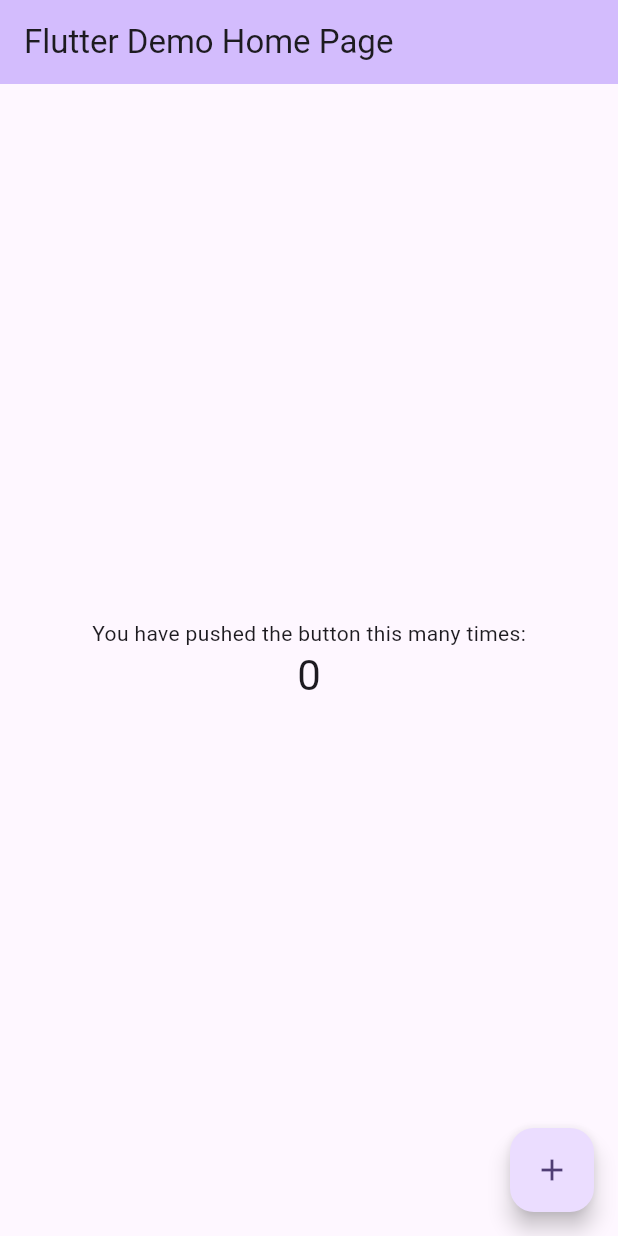
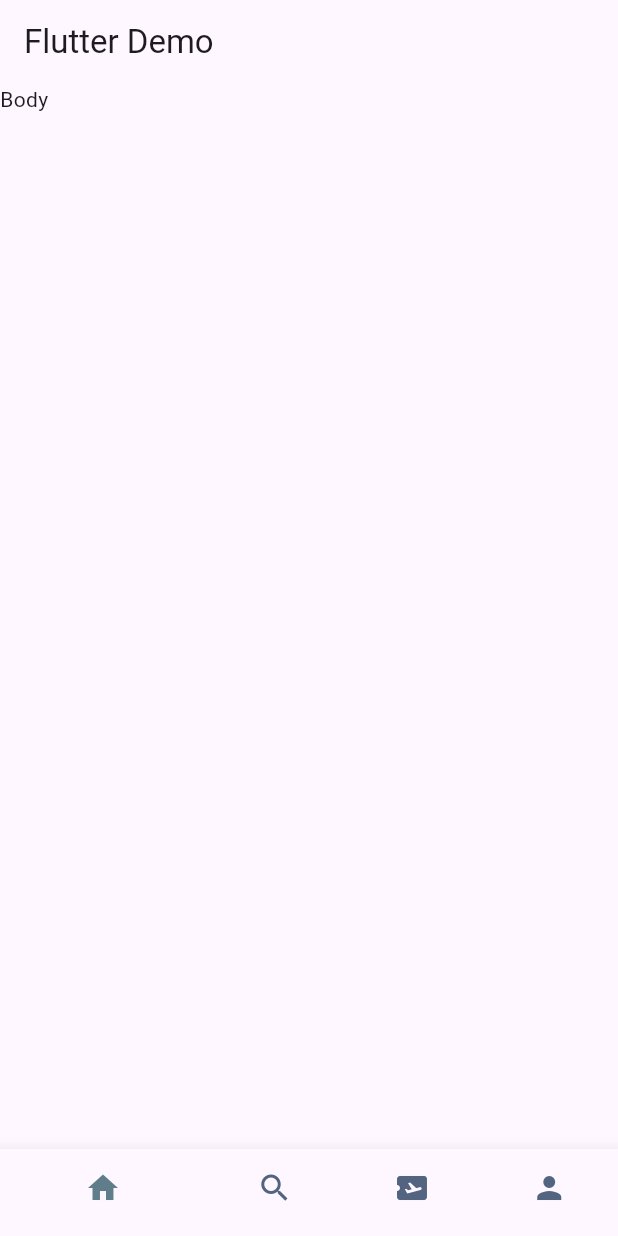
Before and after one commit to premnaththirumalaisamy/flutter_demo_project, a Flutter app: the screen it shows after launch, on a phone screen of 412 x 824 dp. Run offline on Flutter 3.47's test engine with Material 2 defaults, Android fonts, the phone set to English and light mode, and no system bars.

Commit message:
Added bottom navigation bar

```diff
--- a/lib/main.dart
+++ b/lib/main.dart
@@ -1,4 +1,5 @@
 import 'package:flutter/material.dart';
+import 'package:flutter_demo_project/screens/bottom_bar.dart';
 
 void main() {
   runApp(const MyApp());
@@ -13,113 +14,10 @@ class MyApp extends StatelessWidget {
     return MaterialApp(
       title: 'Flutter Demo',
       theme: ThemeData(
-        // This is the theme of your application.
-        //
-        // TRY THIS: Try running your application with "flutter run". You'll see
-        // the application has a blue toolbar. Then, without quitting the app,
-        // try changing the seedColor in the colorScheme below to Colors.green
-        // and then invoke "hot reload" (save your changes or press the "hot
-        // reload" button in a Flutter-supported IDE, or press "r" if you used
-        // the command line to start the app).
-        //
-        // Notice that the counter didn't reset back to zero; the application
-        // state is not lost during the reload. To reset the state, use hot
-        // restart instead.
-        //
-        // This works for code too, not just values: Most code changes can be
-        // tested with just a hot reload.
         colorScheme: ColorScheme.fromSeed(seedColor: Colors.deepPurple),
         useMaterial3: true,
       ),
-      home: const MyHomePage(title: 'Flutter Demo Home Page'),
+      home: const BottomBar(),
     );
   }
 }
-
-class MyHomePage extends StatefulWidget {
-  const MyHomePage({super.key, required this.title});
-
-  // This widget is the home page of your application. It is stateful, meaning
-  // that it has a State object (defined below) that contains fields that affect
-  // how it looks.
-
-  // This class is the configuration for the state. It holds the values (in this
-  // case the title) provided by the parent (in this case the App widget) and
-  // used by the build method of the State. Fields in a Widget subclass are
-  // always marked "final".
-
-  final String title;
-
-  @override
-  State<MyHomePage> createState() => _MyHomePageState();
-}
-
-class _MyHomePageState extends State<MyHomePage> {
-  int _counter = 0;
-
-  void _incrementCounter() {
-    setState(() {
-      // This call to setState tells the Flutter framework that something has
-      // changed in this State, which causes it to rerun the build method below
-      // so that the display can reflect the updated values. If we changed
-      // _counter without calling setState(), then the build method would not be
-      // called again, and so nothing would appear to happen.
-      _counter++;
-    });
-  }
-
-  @override
-  Widget build(BuildContext context) {
-    // This method is rerun every time setState is called, for instance as done
-    // by the _incrementCounter method above.
-    //
-    // The Flutter framework has been optimized to make rerunning build methods
-    // fast, so that you can just rebuild anything that needs updating rather
-    // than having to individually change instances of widgets.
-    return Scaffold(
-      appBar: AppBar(
-        // TRY THIS: Try changing the color here to a specific color (to
-        // Colors.amber, perhaps?) and trigger a hot reload to see the AppBar
-        // change color while the other colors stay the same.
-        backgroundColor: Theme.of(context).colorScheme.inversePrimary,
-        // Here we take the value from the MyHomePage object that was created by
-        // the App.build method, and use it to set our appbar title.
-        title: Text(widget.title),
-      ),
-      body: Center(
-        // Center is a layout widget. It takes a single child and positions it
-        // in the middle of the parent.
-        child: Column(
-          // Column is also a layout widget. It takes a list of children and
-          // arranges them vertically. By default, it sizes itself to fit its
-          // children horizontally, and tries to be as tall as its parent.
-          //
-          // Column has various properties to control how it sizes itself and
-          // how it positions its children. Here we use mainAxisAlignment to
-          // center the children vertically; the main axis here is the vertical
-          // axis because Columns are vertical (the cross axis would be
-          // horizontal).
-          //
-          // TRY THIS: Invoke "debug painting" (choose the "Toggle Debug Paint"
-          // action in the IDE, or press "p" in the console), to see the
-          // wireframe for each widget.
-          mainAxisAlignment: MainAxisAlignment.center,
-          children: <Widget>[
-            const Text(
-              'You have pushed the button this many times:',
-            ),
-            Text(
-              '$_counter',
-              style: Theme.of(context).textTheme.headlineMedium,
-            ),
-          ],
-        ),
-      ),
-      floatingActionButton: FloatingActionButton(
-        onPressed: _incrementCounter,
-        tooltip: 'Increment',
-        child: const Icon(Icons.add),
-      ), // This trailing comma makes auto-formatting nicer for build methods.
-    );
-  }
-}
--- /dev/null
+++ b/lib/screens/bottom_bar.dart
@@ -0,0 +1,33 @@
+import 'package:flutter/material.dart';
+
+class BottomBar extends StatefulWidget {
+  const BottomBar({super.key});
+
+  @override
+  State<BottomBar> createState() => _BottomBarState();
+}
+
+class _BottomBarState extends State<BottomBar> {
+  @override
+  Widget build(BuildContext context) {
+    return Scaffold(
+      appBar: AppBar(
+        title: Text("Flutter Demo"),
+      ),
+      body: Text("Body"),
+      bottomNavigationBar: BottomNavigationBar(
+        elevation: 10,
+        showSelectedLabels: false,
+        showUnselectedLabels: false,
+        selectedItemColor: Colors.blueGrey,
+        unselectedItemColor: Color(0xFF526480),
+        items: [
+          BottomNavigationBarItem(icon: Icon(Icons.home),label: "HOME"),
+          BottomNavigationBarItem(icon: Icon(Icons.search),label: "SEARCH"),
+          BottomNavigationBarItem(icon: Icon(Icons.airplane_ticket),label: "TICKETS"),
+          BottomNavigationBarItem(icon: Icon(Icons.person),label: "PROFILE"),
+        ],
+      ),
+    );
+  }
+}
```
